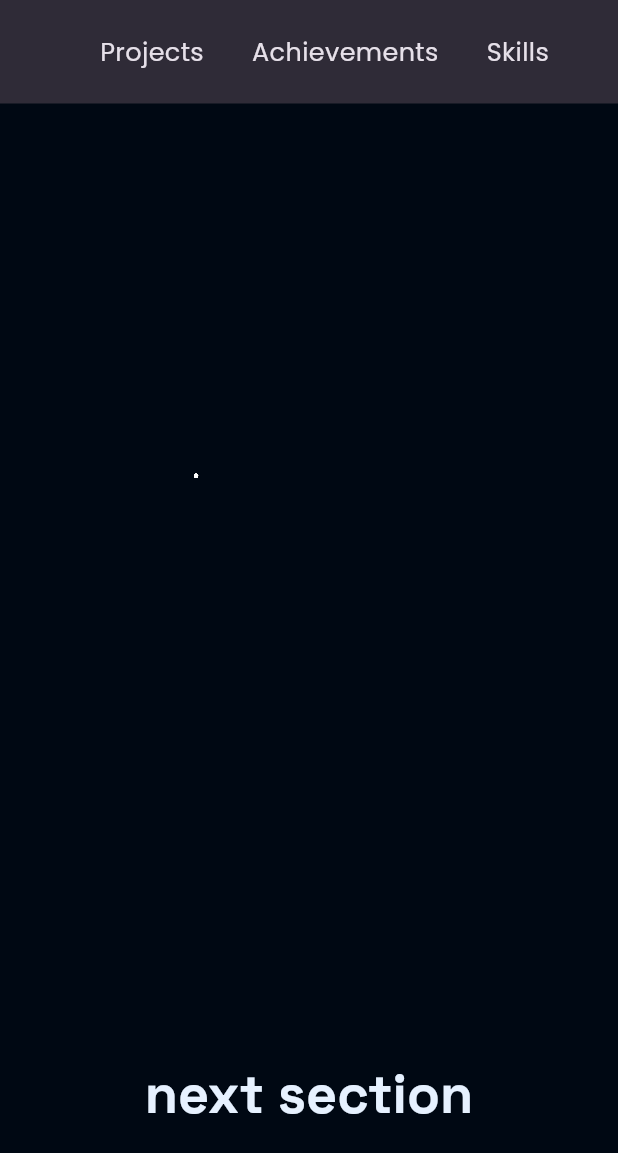
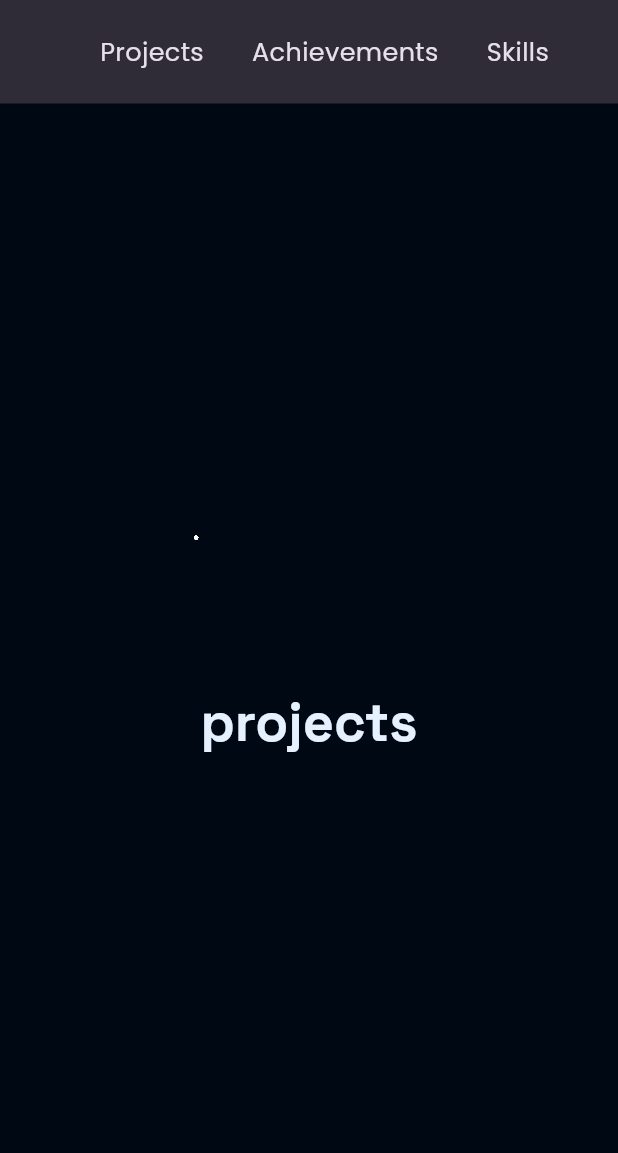
Before and after one commit to HisMonDon/Portfolio-Website, a Flutter app: the screen it shows after launch, scrolled down 576 dp, after a tap on "Projects", on a phone screen of 412 x 824 dp. Shown: the top 1153 px of the screen. Run offline on Flutter 3.47's test engine with Material 3 defaults, Android fonts, the phone set to English and light mode, and no system bars; our stand-ins replace google_fonts.

Commit message:
added section automatic scrolls

```diff
--- a/lib/presentation/screens/portfolio_screen.dart
+++ b/lib/presentation/screens/portfolio_screen.dart
@@ -52,6 +52,15 @@ class _PortfolioScreenState extends State<PortfolioScreen> {
     super.dispose();
   }
 
+  void scrollToSection(GlobalKey key) {
+    globals.scrollStarPusher = 5;
+    Scrollable.ensureVisible(
+      key.currentContext!,
+      duration: Duration(seconds: 1),
+      curve: Curves.easeInOutCirc,
+    );
+  }
+
   @override
   Widget build(BuildContext context) {
     return Scaffold(
@@ -66,7 +75,9 @@ class _PortfolioScreenState extends State<PortfolioScreen> {
             child: Padding(
               padding: const EdgeInsets.symmetric(horizontal: 16.0),
               child: GestureDetector(
-                onTap: () {},
+                onTap: () {
+                  scrollToSection(projectsKey);
+                },
                 child: const Text("Projects", style: TextStyle(fontSize: 17)),
               ),
             ),
@@ -75,7 +86,9 @@ class _PortfolioScreenState extends State<PortfolioScreen> {
             child: Padding(
               padding: const EdgeInsets.symmetric(horizontal: 16.0),
               child: GestureDetector(
-                onTap: () {},
+                onTap: () {
+                  scrollToSection(achievementsKey);
+                },
                 child: const Text(
                   "Achievements",
                   style: TextStyle(fontSize: 17),
@@ -87,7 +100,9 @@ class _PortfolioScreenState extends State<PortfolioScreen> {
             child: Padding(
               padding: const EdgeInsets.symmetric(horizontal: 16.0),
               child: GestureDetector(
-                onTap: () {},
+                onTap: () {
+                  scrollToSection(skillsKey);
+                },
                 child: const Text("Skills", style: TextStyle(fontSize: 17)),
               ),
             ),
@@ -113,10 +128,31 @@ class _PortfolioScreenState extends State<PortfolioScreen> {
                 ),
               ),
               SizedBox(
+                key: projectsKey,
                 height: MediaQuery.of(context).size.height,
                 child: Center(
                   child: Text(
-                    'next section',
+                    'projects',
+                    style: Theme.of(context).textTheme.headlineMedium,
+                  ),
+                ),
+              ),
+              SizedBox(
+                key: achievementsKey,
+                height: MediaQuery.of(context).size.height,
+                child: Center(
+                  child: Text(
+                    'achievements',
+                    style: Theme.of(context).textTheme.headlineMedium,
+                  ),
+                ),
+              ),
+              SizedBox(
+                key: skillsKey,
+                height: MediaQuery.of(context).size.height,
+                child: Center(
+                  child: Text(
+                    'skills',
                     style: Theme.of(context).textTheme.headlineMedium,
                   ),
                 ),
```
